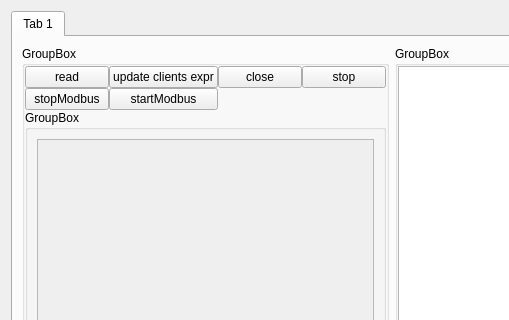
Above: pg-liga/serverwindow.ui from predbannikov/pg-liga before the change; both pictures show x 0 to 509 and y 0 to 320 of the 783 by 554 pixel window. Below: the same form after it.
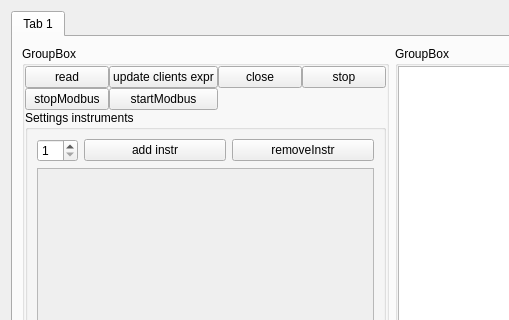
That is the form after the change.

Patch:
```diff
--- a/pg-liga/serverwindow.ui
+++ b/pg-liga/serverwindow.ui
@@ -118,9 +118,43 @@
              </sizepolicy>
             </property>
             <property name="title">
-             <string>GroupBox</string>
+             <string>Settings instruments</string>
             </property>
             <layout class="QVBoxLayout" name="verticalLayout_5">
+             <item>
+              <layout class="QHBoxLayout" name="horizontalLayout_2">
+               <item>
+                <widget class="QSpinBox" name="spinNumInstr">
+                 <property name="sizePolicy">
+                  <sizepolicy hsizetype="Maximum" vsizetype="Fixed">
+                   <horstretch>0</horstretch>
+                   <verstretch>0</verstretch>
+                  </sizepolicy>
+                 </property>
+                 <property name="minimum">
+                  <number>1</number>
+                 </property>
+                 <property name="maximum">
+                  <number>32</number>
+                 </property>
+                </widget>
+               </item>
+               <item>
+                <widget class="QPushButton" name="btnAddInstr">
+                 <property name="text">
+                  <string>add instr</string>
+                 </property>
+                </widget>
+               </item>
+               <item>
+                <widget class="QPushButton" name="btnRemoveInstr">
+                 <property name="text">
+                  <string>removeInstr</string>
+                 </property>
+                </widget>
+               </item>
+              </layout>
+             </item>
              <item>
               <widget class="QScrollArea" name="scrollArea">
                <property name="widgetResizable">
@@ -132,7 +166,7 @@
                   <x>0</x>
                   <y>0</y>
                   <width>395</width>
-                  <height>341</height>
+                  <height>299</height>
                  </rect>
                 </property>
                 <layout class="QVBoxLayout" name="verticalLayout_6">
```
